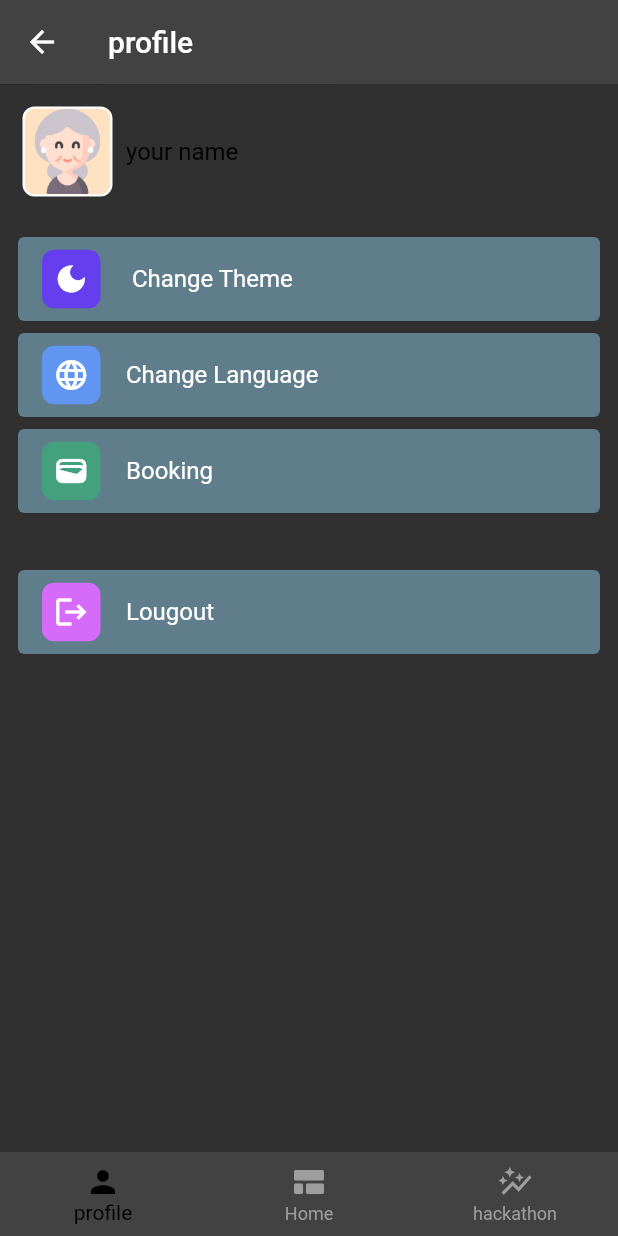
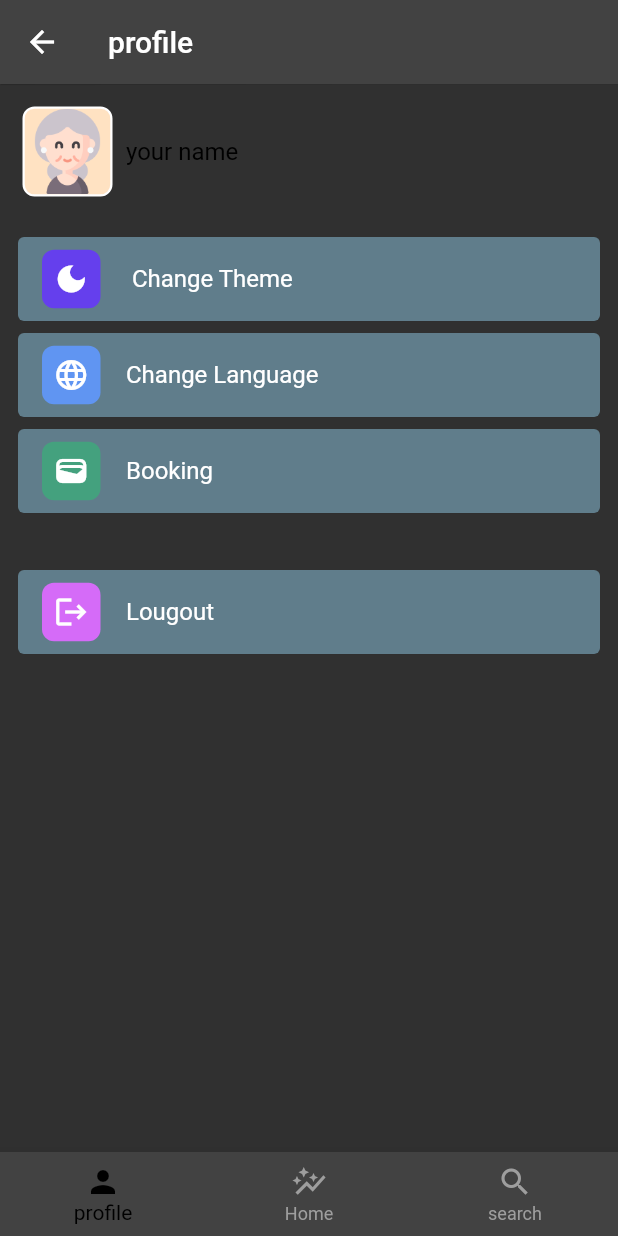
Before and after one commit to Lamia-Abdullah/Hackspot, a Flutter app: the MainScreen screen opened by its route, after a tap on "Change Theme", on a phone screen of 412 x 824 dp. Run offline on Flutter 3.47's test engine with Material 2 defaults, Android fonts, the phone set to English and light mode, and no system bars; our stand-ins replace firebase_auth, firebase_core, get; missing offline and left inert: ticket_widget; accounts and stored records are empty; network calls fail.

Commit message:
add search 🔍

```diff
--- a/lib/config/translations/arabic/arabic.dart
+++ b/lib/config/translations/arabic/arabic.dart
@@ -18,4 +18,5 @@ const Map<String, String> ar = {
   Strings.language: "تغير اللغة",
   Strings.lougout: "تسجيل خروج",
   Strings.booking: "حجوزاتي",
+  Strings.search: "البحث"
 };
--- a/lib/config/translations/english/english_translation.dart
+++ b/lib/config/translations/english/english_translation.dart
@@ -18,4 +18,5 @@ const Map<String, String> us = {
   Strings.language: "Change Language",
   Strings.lougout: "Lougout",
   Strings.booking: "Booking",
+  Strings.search:"search",
 };
--- a/lib/config/translations/enum.dart
+++ b/lib/config/translations/enum.dart
@@ -16,4 +16,5 @@ class Strings {
   static const String language = "Change Language";
   static const String lougout = "Lougout";
   static const String booking = "Booking";
+  static const String search = "search";
 }
--- /dev/null
+++ b/lib/features/Search/screens/search_screen.dart
@@ -0,0 +1,22 @@
+import 'package:flutter/material.dart';
+import 'package:get/get.dart';
+import 'package:tickets_app/config/translations/enum.dart';
+
+class Search extends StatefulWidget {
+  const Search({Key? key}) : super(key: key);
+
+  @override
+  State<Search> createState() => _SearchState();
+}
+
+class _SearchState extends State<Search> {
+  @override
+  Widget build(BuildContext context) {
+    return Scaffold(
+      appBar: AppBar(
+        title: Text(Strings.search.tr),
+        elevation: 0.3,
+      ),
+    );
+  }
+}
--- a/lib/features/event/screens/main_screen.dart
+++ b/lib/features/event/screens/main_screen.dart
@@ -2,7 +2,7 @@ import 'package:flutter/material.dart';
 import 'package:get/get.dart';
 import 'package:tickets_app/config/translations/enum.dart';
 import 'package:tickets_app/controller/navigation_bar.dart';
-import 'package:tickets_app/features/hackathon/screens/hackathon_screen.dart';
+import 'package:tickets_app/features/Search/screens/search_screen.dart';
 import 'package:tickets_app/features/event/screens/home_screen.dart';
 import '../../profile/screens/profile_screen.dart';
 
@@ -12,7 +12,7 @@ class MainScreen extends StatelessWidget {
   final screens = [
     const Profile(),
     const Home(),
-    const Hackathon(),
+    const Search(),
   ];
 
   @override
@@ -44,12 +44,12 @@ class MainScreen extends StatelessWidget {
                   label: Strings.profile.tr,
                   backgroundColor: Colors.white),
               BottomNavigationBarItem(
-                  icon: const Icon(Icons.view_comfy_rounded),
+                  icon: const Icon(Icons.auto_graph_outlined),
                   label: Strings.home.tr,
                   backgroundColor: Colors.white),
               BottomNavigationBarItem(
-                  icon: const Icon(Icons.auto_graph_outlined),
-                  label: Strings.hackathon.tr,
+                  icon: const Icon(Icons.search),
+                  label: Strings.search.tr,
                   backgroundColor: Colors.white),
             ],
           ),
--- a/lib/features/hackathon/screens/hackathon_screen.dart
+++ /dev/null
@@ -1,33 +0,0 @@
-import 'package:flutter/material.dart';
-
-import 'package:tickets_app/features/hackathon/widgets/hackathon_card.dart';
-
-class Hackathon extends StatefulWidget {
-  const Hackathon({Key? key}) : super(key: key);
-
-  @override
-  State<Hackathon> createState() => _HackathonState();
-}
-
-class _HackathonState extends State<Hackathon> {
-  @override
-  Widget build(BuildContext context) {
-    Size size = MediaQuery.of(context).size;
-    return Scaffold(
-      body: SizedBox(
-        width: double.infinity,
-        height: size.height,
-        child: const Column(
-            mainAxisAlignment: MainAxisAlignment.center,
-            mainAxisSize: MainAxisSize.min,
-            children: [
-              // TabChips(),
-              SizedBox(
-                height: 20,
-              ),
-              HackathonCard(),
-            ]),
-      ),
-    );
-  }
-}
--- a/lib/features/hackathon/widgets/hackathon_card.dart
+++ /dev/null
@@ -1,60 +0,0 @@
-import 'package:flutter/material.dart';
-import 'package:get/get.dart';
-import 'package:tickets_app/config/translations/enum.dart';
-
-class HackathonCard extends StatelessWidget {
-  const HackathonCard({super.key});
-
-  @override
-  Widget build(BuildContext context) {
-    return SizedBox(
-      width: double.infinity,
-      height: 380,
-      child: ListView.builder(
-        padding: EdgeInsets.zero,
-        scrollDirection: Axis.horizontal,
-        itemCount: 5,
-        itemBuilder: (context, index) {
-          return GestureDetector(
-            onTap: () {},
-            child: SizedBox(
-              width: 325,
-              child: Card(
-                clipBehavior: Clip.antiAliasWithSaveLayer,
-                shape: RoundedRectangleBorder(
-                  borderRadius: BorderRadius.circular(10),
-                ),
-                elevation: 0.5,
-                margin: const EdgeInsets.all(9),
-                child: Stack(
-                  children: [
-                    Image.network(
-                      'https://via.placeholder.com/300?text=DITTO',
-                      fit: BoxFit.fill,
-                      width: 335,
-                      height: 280,
-                    ),
-                    Positioned(
-                      bottom: 0,
-                      right: 10,
-                      child: SizedBox(
-                        height: 60,
-                        child: Column(
-                          crossAxisAlignment: CrossAxisAlignment.start,
-                          children: [
-                            Text(Strings.hackathonTitle.tr),
-                            const Text('Subtitle')
-                          ],
-                        ),
-                      ),
-                    ),
-                  ],
-                ),
-              ),
-            ),
-          );
-        },
-      ),
-    );
-  }
-}
```
